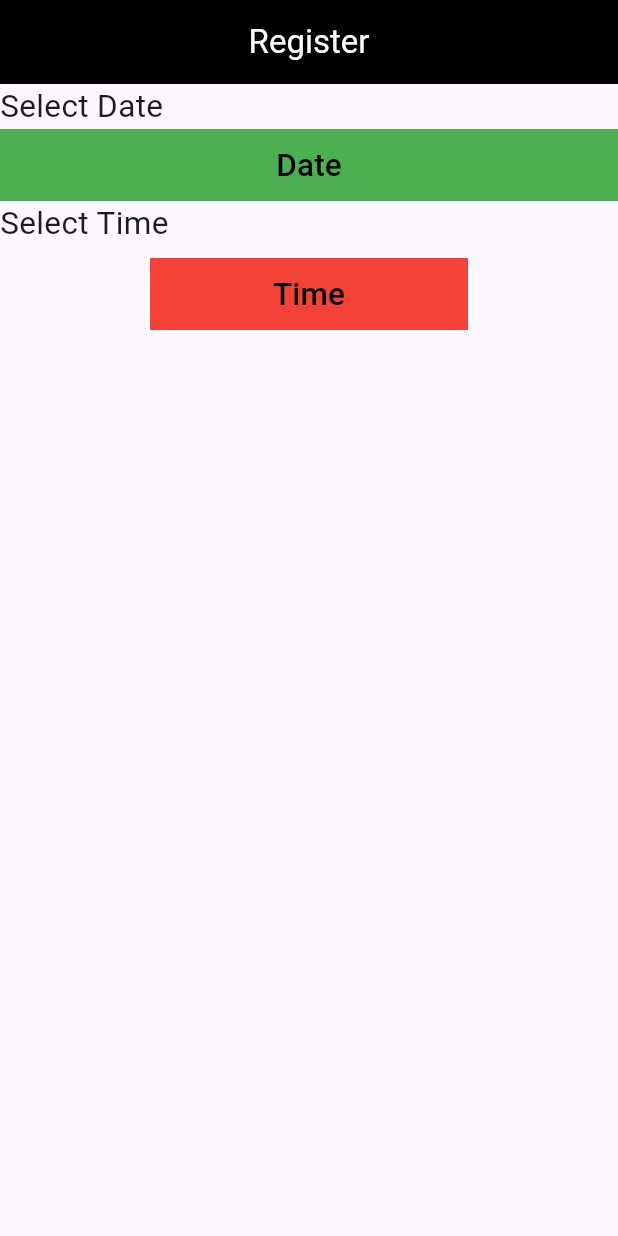
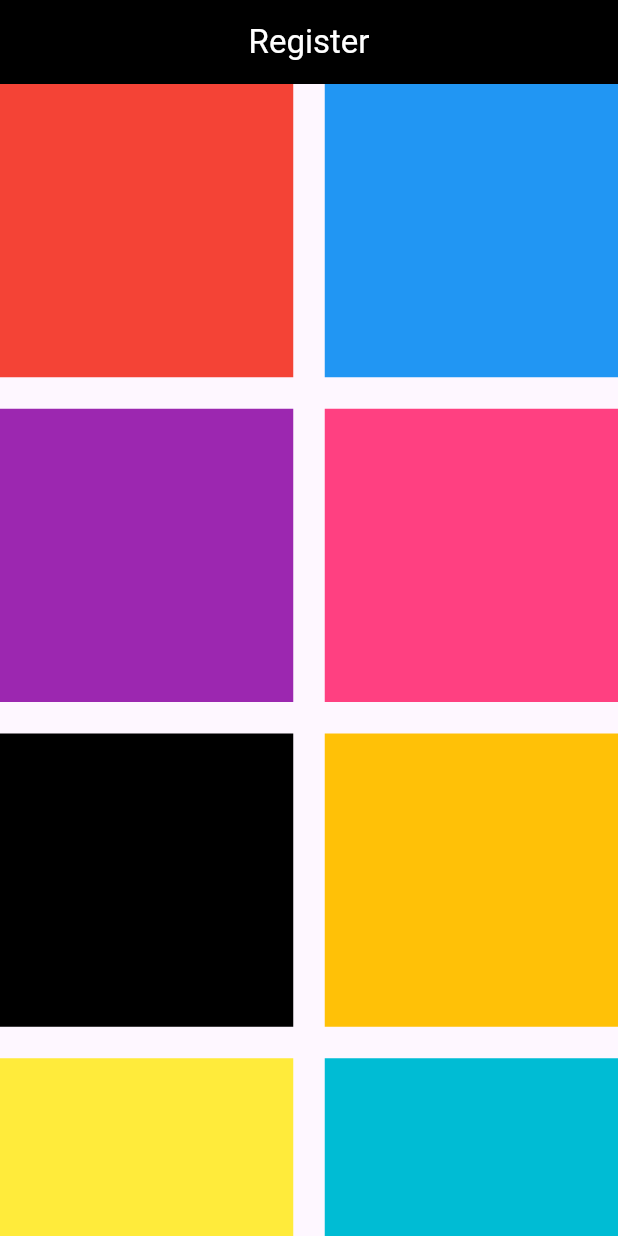
Before and after one commit to Piyushsethiya/flutter-tutorial, a Flutter app: the screen it shows after launch, on a phone screen of 412 x 824 dp. Run offline on Flutter 3.47's test engine with Material 3 defaults, Android fonts, the phone set to English and light mode, and no system bars; missing offline and left inert: dart:ffi.

Commit message:
clg_work

```diff
--- a/lib/main.dart
+++ b/lib/main.dart
@@ -1,4 +1,6 @@
 // import 'dart:html';
+
+import 'dart:ffi';
 
 import 'package:flutter/cupertino.dart';
 import 'package:flutter/material.dart';
@@ -36,6 +38,12 @@ class _DashBoardScreenState extends State<DashBoardScreen>{
   var password = TextEditingController();
   var mobile_no = TextEditingController();
 //end portion
+
+// Grid portion
+
+  var arrcolor = [Colors.red,Colors.blue,Colors.purple,Colors.pinkAccent,Colors.black,Colors.amber,Colors.yellow,Colors.cyan,Colors.deepPurple];
+
+//end grid portion
 
   @override
   Widget build(BuildContext context){
@@ -254,47 +262,99 @@ class _DashBoardScreenState extends State<DashBoardScreen>{
 
 //Date and Time Picker
 
-        body: ListView(
-          // child: Row(
-          //   mainAxisAlignment: MainAxisAlignment.center,
-              children: [
-                Text("Select Date", style: TextStyle(fontSize: 21),),
-                Container(
-                    color: Colors.green,
-                    child: TextButton(onPressed: () async {
-                      DateTime? datepicked = await showDatePicker(  // showDatePicker is selected on day
-                          context: context,
-                          initialDate: DateTime.now(),
-                          firstDate: DateTime(2020),
-                          lastDate: DateTime(2026));
+      // body: ListView(
+      //   children: [
+      //     Text("Select Date", style: TextStyle(fontSize: 21),),
+      //     Container(
+      //         color: Colors.green,
+      //         child: TextButton(onPressed: () async {
+      //           DateTime? datepicked = await showDatePicker(  // showDatePicker is selected on day
+      //               context: context,
+      //               initialDate: DateTime.now(),
+      //               firstDate: DateTime(2020),
+      //               lastDate: DateTime(2026));
+      //
+      //           if(datepicked != null){
+      //             print("Date Selected: ${datepicked.day}-${datepicked.month}-${datepicked.year}");
+      //           }
+      //         },
+      //             child: Text('Date',style: TextStyle(color: Colors.black, fontSize: 21),))),
+      //     Text("Select Time", style: TextStyle(fontSize: 21),),
+      //     Padding(
+      //       padding: const EdgeInsets.symmetric(vertical: 8, horizontal: 150),
+      //       child: Container(
+      //         color: Colors.red,
+      //         child: TextButton(onPressed: () async {
+      //           TimeOfDay? Time = await showTimePicker(
+      //               context: context,
+      //               initialTime: TimeOfDay.now(),
+      //               initialEntryMode: TimePickerEntryMode.input // open input and dial
+      //               // initialEntryMode: TimePickerEntryMode.dial // open dial and input
+      //               // initialEntryMode: TimePickerEntryMode.inputOnly // only open input
+      //               // initialEntryMode: TimePickerEntryMode.dialOnly // only open dial
+      //           );
+      //           if(Time != null){
+      //             print("Selected Time: ${Time.hourOfPeriod}: ${Time.minute} ${Time.hour >= 12 ? "PM" : "AM"}");
+      //             // print("Selected Time: ${DateFormat('jms').format(Time as DateTime)}");
+      //           }
+      //         },
+      //             child: Text("Time", style: TextStyle(fontSize: 21, color: Colors.black),)),
+      //       ),
+      //     )
+      //   ],
+      // ),
+      // ),
 
-                      if(datepicked != null){
-                        print("Date Selected: ${datepicked.day}-${datepicked.month}-${datepicked.year}");
-                      }
+// end picker
+
+// grid start
+// count
+
+      // body: GridView.count(crossAxisCount: 3,  // divide a part
+      // mainAxisSpacing: 21 ,   // spacing of horizontally
+      // crossAxisSpacing: 21,  // spacing of vertically
+      // children: [
+      //   Container(color: Colors.cyan,),
+      //   Container(color: Colors.green,),
+      //   Container(color: Colors.yellowAccent,),
+      //   Container(color: Colors.amber,),
+      //   Container(color: Colors.black,),
+      //   Container(color: Colors.pinkAccent,),
+      //   Container(color: Colors.blue,),
+      //   Container(color: Colors.purple,),
+      // ],
+      // )
+
+// Extend
+
+      // body: Container(
+      //   child: GridView.extent(maxCrossAxisExtent: 100,
+      //         crossAxisSpacing: 21,
+      //         mainAxisSpacing: 21,
+      //         children: [
+      //       Container(color: Colors.cyan,),
+      //       Container(color: Colors.green,),
+      //       Container(color: Colors.yellowAccent,),
+      //       Container(color: Colors.amber,),
+      //       Container(color: Colors.black,),
+      //       Container(color: Colors.pinkAccent,),
+      //       Container(color: Colors.blue,),
+      //       Container(color: Colors.purple,),
+      //       Container(color: Colors.blueGrey,),
+      //     ],
+      //   ),
+      // )
+
+// builder
+
+      body: GridView.builder( itemBuilder: (context, index){
+        return Container(color: arrcolor[index],);
       },
-                    child: Text('Date',style: TextStyle(color: Colors.black, fontSize: 21),))),
-                Text("Select Time", style: TextStyle(fontSize: 21),),
-                Padding(
-                  padding: const EdgeInsets.symmetric(vertical: 8, horizontal: 100),
-                  child: Container(
-                    color: Colors.red,
-                    child: TextButton(onPressed: () async {
-                      TimeOfDay? Time = await showTimePicker(
-                          context: context,
-                          initialTime: TimeOfDay.now(),
-                          initialEntryMode: TimePickerEntryMode.input
-                      );
-                       if(Time != null){
-                         // print("Selected Time: ${Time.hourOfPeriod}: ${Time.minute} ${Time.hour >= 12 ? "PM" : "AM"}");
-                         print("Selected Time: ${DateFormat('jms').format(Time as DateTime)}");
-                       }
-                    },
-                        child: Text("Time", style: TextStyle(fontSize: 21, color: Colors.black),)),
+        itemCount: arrcolor.length,
+        gridDelegate: SliverGridDelegateWithFixedCrossAxisCount(crossAxisCount: 2,mainAxisSpacing: 21, crossAxisSpacing: 21
+          // gridDelegate: SliverGridDelegateWithMaxCrossAxisExtent(maxCrossAxisExtent: 200,mainAxisSpacing: 21, crossAxisSpacing: 21
         ),
-                )
-              ],
       ),
-        // ),
 
     );
 
```
Lines whose indentation alone changed are shown as unchanged.
